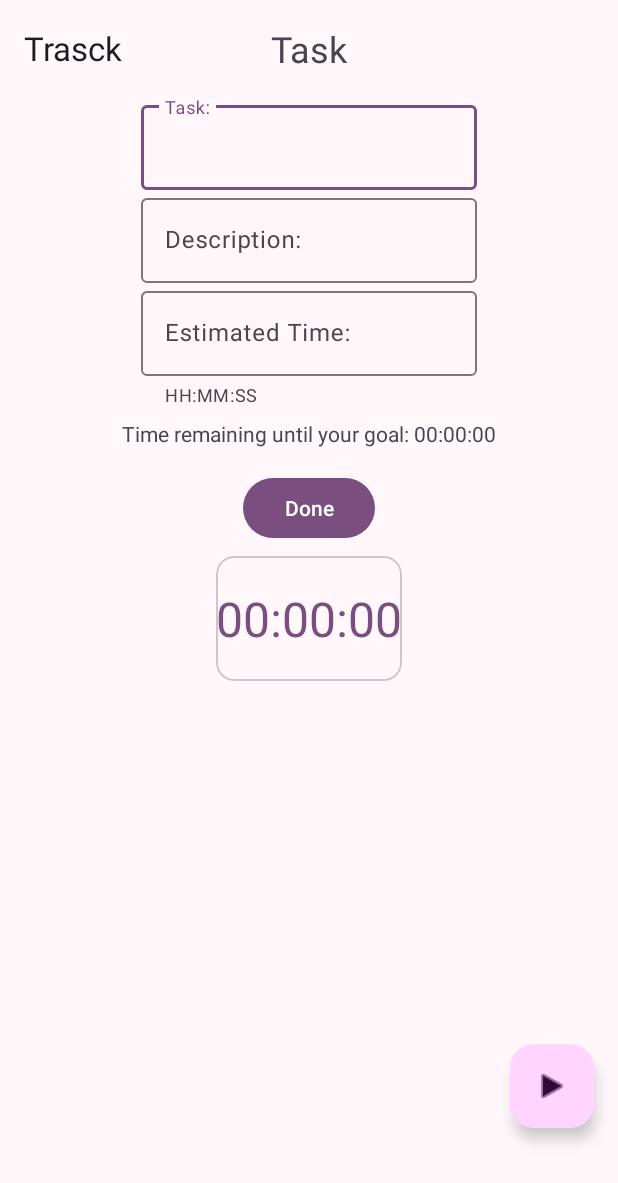
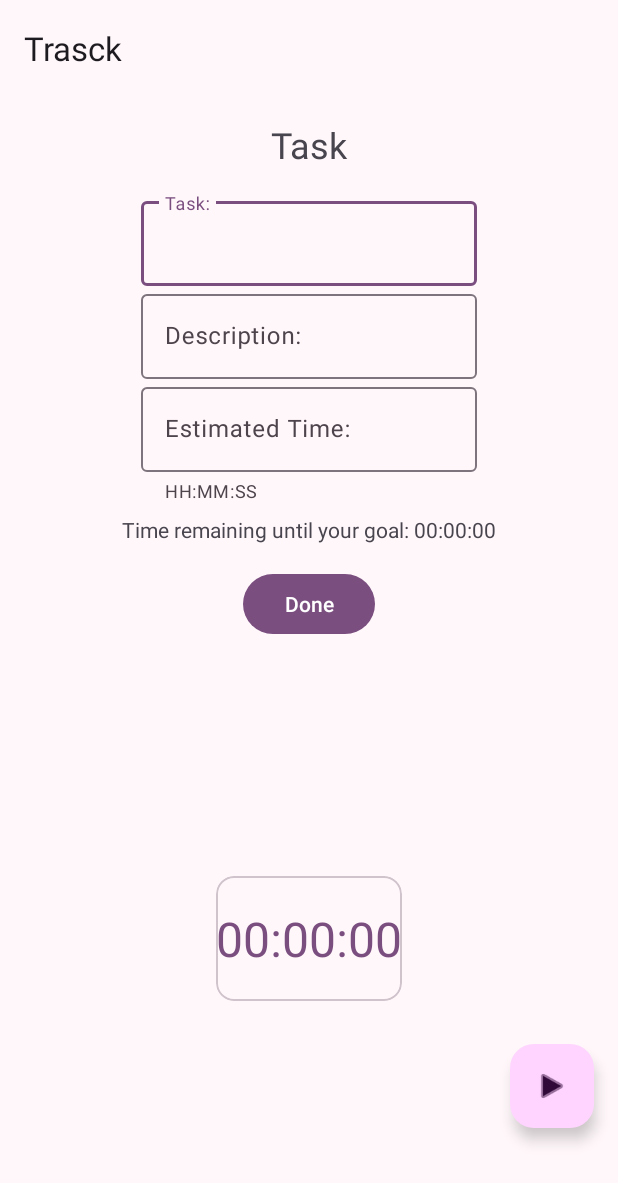
Before and after one commit to sbleier/Trask, an Android app: the TaskActivity screen opened directly, with no data from a screen before it, on a phone screen of 412 x 824 dp. Shown: the top 1183 px of the screen. Run offline under Robolectric (Android 15) with nearby library versions, the phone set to English and light mode, and no system bars.

Commit message:
Merge branch 'main' of https://github.com/sbleier/Trasck

```diff
--- a/app/src/main/java/com/mintedtech/trasck/MainActivity.java
+++ b/app/src/main/java/com/mintedtech/trasck/MainActivity.java
@@ -74,6 +74,7 @@ public class MainActivity extends AppCompatActivity {
         Intent intent = new Intent(MainActivity.this, TaskActivity.class);
         intent.putExtra("edit_task_position", position);
         intent.putExtra("current_task", task);
+        intent.putExtra("elapsed_time", task.getElapsedTime());  // Pass the elapsed time
         startActivityForResult(intent, 2);
     }
 
--- a/app/src/main/java/com/mintedtech/trasck/TaskActivity.java
+++ b/app/src/main/java/com/mintedtech/trasck/TaskActivity.java
@@ -13,6 +13,7 @@ import android.os.Handler;
 import android.os.Looper;
 
 import android.view.MenuItem;
+import android.view.View;
 import android.widget.Button;
 
 
@@ -37,10 +38,8 @@ public class TaskActivity extends AppCompatActivity {
     @Override
     protected void onCreate(Bundle savedInstanceState) {
         super.onCreate(savedInstanceState);
-
         binding = ActivityTaskBinding.inflate(getLayoutInflater());
         setContentView(binding.getRoot());
-
 
         setSupportActionBar(binding.toolbar);
 
@@ -64,14 +63,16 @@ public class TaskActivity extends AppCompatActivity {
         editPosition = incomingData.getIntExtra("edit_task_position", -1);
         isEditMode = editPosition >-1;
 
+        Button deleteTaskButton = findViewById(R.id.deleteTaskButton);
         if (isEditMode) {
             Task currentTask = incomingData.getParcelableExtra("current_task");
             binding.contentTask.taskTitle.setText(currentTask.getTitle().toString());
             binding.contentTask.taskDescription.setText(currentTask.getDescription().toString());
-            //TODO: Adjust number formats for these two items following
             binding.contentTask.estimatedTime.setText(formatDuration(currentTask.getEstimatedTime()));
+            mSecondsElapsed = incomingData.getLongExtra("elapsed_time", 0);  // Set elapsed time
             binding.contentTask.tvSecondsElapsed.setText(formatDuration(currentTask.getElapsedTime()));
-            Button deleteTaskButton = findViewById(R.id.deleteTaskButton);
+
+            deleteTaskButton.setVisibility(View.VISIBLE);
             deleteTaskButton.setOnClickListener(view -> {
                 Intent resultIntent = new Intent();
                 resultIntent.putExtra("delete_position", editPosition);
@@ -80,15 +81,16 @@ public class TaskActivity extends AppCompatActivity {
             });
 
         }else{
-            deleteTask();
+//            deleteTask();
+            deleteTaskButton.setVisibility(View.GONE);
         }
 
     }
 
-    private void deleteTask() {
-        Button deleteTaskButton = findViewById(R.id.deleteTaskButton);
-        deleteTaskButton.setOnClickListener(view -> onBackPressed());
-    }
+//    private void deleteTask() {
+//        Button deleteTaskButton = findViewById(R.id.deleteTaskButton);
+//        deleteTaskButton.setOnClickListener(view -> finish());
+//    }
 
     private void submitTask() {
         // Retrieve input values
@@ -125,7 +127,7 @@ public class TaskActivity extends AppCompatActivity {
 
 
 
-        private long parseTimeFromString(String timeInput) {
+    private long parseTimeFromString(String timeInput) {
         // Expected format: HH:MM:SS
         String[] timeParts = timeInput.split(":");
         if (timeParts.length == 3) {
--- a/app/src/main/java/com/mintedtech/trasck/Utils.java
+++ b/app/src/main/java/com/mintedtech/trasck/Utils.java
@@ -74,8 +74,4 @@ public class Utils
         showInfoDialog (context, context.getString (titleID), context.getString (msgID));
     }
 
-
-
-
-
 }
--- a/app/src/main/res/layout/activity_main.xml
+++ b/app/src/main/res/layout/activity_main.xml
@@ -24,7 +24,7 @@
         android:layout_width="match_parent"
         android:layout_height="match_parent"
         android:layout_gravity="top|center_horizontal"
-        android:layout_margin="16dp"
+        android:layout_margin="@dimen/fab_margin"
         android:clipToPadding="false"
         app:layout_behavior="@string/appbar_scrolling_view_behavior" />
 
--- a/app/src/main/res/layout/activity_task.xml
+++ b/app/src/main/res/layout/activity_task.xml
@@ -4,7 +4,6 @@
     xmlns:tools="http://schemas.android.com/tools"
     android:layout_width="match_parent"
     android:layout_height="match_parent"
-    android:fitsSystemWindows="true"
     tools:context=".TaskActivity">
 
     <com.google.android.material.appbar.AppBarLayout
@@ -12,11 +11,16 @@
         android:layout_height="wrap_content"
         android:fitsSystemWindows="true">
 
+        <com.google.android.material.appbar.MaterialToolbar
+            android:id="@+id/toolbar"
+            android:layout_width="match_parent"
+            android:layout_height="?attr/actionBarSize" />
+
     </com.google.android.material.appbar.AppBarLayout>
 
-    <include layout="@layout/content_task"
+    <include
         android:id="@+id/content_task"
-        />
+        layout="@layout/content_task" />
 
 
     <com.google.android.material.floatingactionbutton.FloatingActionButton
@@ -29,12 +33,4 @@
         app:srcCompat="@android:drawable/ic_media_play" />
 
 
-
-
-
-    <com.google.android.material.appbar.MaterialToolbar
-        android:id="@+id/toolbar"
-        android:layout_width="match_parent"
-        android:layout_height="?attr/actionBarSize" />
-
 </androidx.coordinatorlayout.widget.CoordinatorLayout>
--- a/app/src/main/res/layout/content_task.xml
+++ b/app/src/main/res/layout/content_task.xml
@@ -3,15 +3,16 @@
     xmlns:app="http://schemas.android.com/apk/res-auto"
     android:id="@+id/content_task"
     android:layout_width="match_parent"
-    android:layout_height="match_parent">
+    android:layout_height="match_parent"
+    app:layout_behavior="@string/appbar_scrolling_view_behavior">
 
 
     <TextView
         android:id="@+id/task"
         android:layout_width="wrap_content"
         android:layout_height="wrap_content"
-        android:padding="16dp"
-        android:text="Task"
+        android:padding="@dimen/fab_margin"
+        android:text="@string/task"
         android:textSize="24sp"
         app:layout_constraintEnd_toEndOf="parent"
         app:layout_constraintStart_toStartOf="parent"
@@ -22,7 +23,7 @@
         android:layout_width="wrap_content"
         android:layout_height="wrap_content"
         android:layout_marginBottom="@dimen/standard_margin"
-        android:hint="Task:"
+        android:hint="@string/taskInput"
         android:minEms="12"
         app:layout_constraintEnd_toEndOf="parent"
         app:layout_constraintStart_toStartOf="parent"
@@ -39,8 +40,8 @@
         android:id="@+id/task_description_layout"
         android:layout_width="wrap_content"
         android:layout_height="wrap_content"
-        android:layout_marginBottom="@dimen/standard_margin"
-        android:hint="Description:"
+        android:layout_marginBottom=    "@dimen/standard_margin"
+        android:hint="@string/description"
         android:minEms="12"
         app:layout_constraintEnd_toEndOf="parent"
         app:layout_constraintStart_toStartOf="parent"
@@ -58,7 +59,7 @@
         android:layout_width="wrap_content"
         android:layout_height="wrap_content"
         android:layout_marginBottom="@dimen/standard_margin"
-        android:hint="Estimated Time:"
+        android:hint="@string/estimated_time"
         android:minEms="12"
         app:helperText="HH:MM:SS"
         app:layout_constraintEnd_toEndOf="parent"
@@ -76,8 +77,8 @@
         android:id="@+id/submitTaskButton"
         android:layout_width="wrap_content"
         android:layout_height="wrap_content"
-        android:layout_marginTop="16dp"
-        android:text="Done"
+        android:layout_marginTop="@dimen/fab_margin"
+        android:text="@string/done"
         app:layout_constraintEnd_toEndOf="parent"
         app:layout_constraintStart_toStartOf="parent"
         app:layout_constraintTop_toBottomOf="@+id/tv_remaining_time" />
@@ -86,8 +87,8 @@
         android:id="@+id/deleteTaskButton"
         android:layout_width="wrap_content"
         android:layout_height="wrap_content"
-        android:layout_marginTop="16dp"
-        android:text="Delete"
+        android:layout_marginTop="@dimen/fab_margin"
+        android:text="@string/delete"
         app:layout_constraintEnd_toEndOf="parent"
         app:layout_constraintStart_toStartOf="parent"
         app:layout_constraintTop_toBottomOf="@+id/submitTaskButton" />
@@ -110,7 +111,7 @@
         app:layout_constraintBottom_toBottomOf="parent"
         app:layout_constraintLeft_toLeftOf="parent"
         app:layout_constraintRight_toRightOf="parent"
-        app:layout_constraintTop_toTopOf="parent">
+        app:layout_constraintTop_toBottomOf="@id/deleteTaskButton">
 
         <TextView
             android:id="@+id/tv_seconds_elapsed"
--- a/app/src/main/res/values/colors.xml
+++ b/app/src/main/res/values/colors.xml
@@ -1,3 +1,4 @@
+
 <resources>
     <color name="backgroundDefaultColor">@android:color/background_light</color>
 
--- a/app/src/main/res/values/strings.xml
+++ b/app/src/main/res/values/strings.xml
@@ -17,5 +17,11 @@
         \n\nOriginal Java Console version by Elisheva Malitzky and Sara Bleier.
         \n\nThanks to Professor Abrahamson (and GAI).
         \n\nGood luck with all your work!!</string>
+    <string name="task">Task</string>
+    <string name="taskInput">Task:</string>
+    <string name="description">Description:</string>
+    <string name="estimated_time">Estimated Time:</string>
+    <string name="done">Done</string>
+    <string name="delete">Delete</string>
 
 </resources>
```
Also changed, not shown: app/src/main/java/com/mintedtech/trasck/SettingsActivity.java (+4 -4 lines), app/src/main/java/com/mintedtech/trasck/TaskAdapter.java (+5 -5 lines), app/src/main/java/com/mintedtech/trasck/Task.java (line endings or trailing spaces), app/src/main/res/layout/content_main.xml (line endings or trailing spaces).
